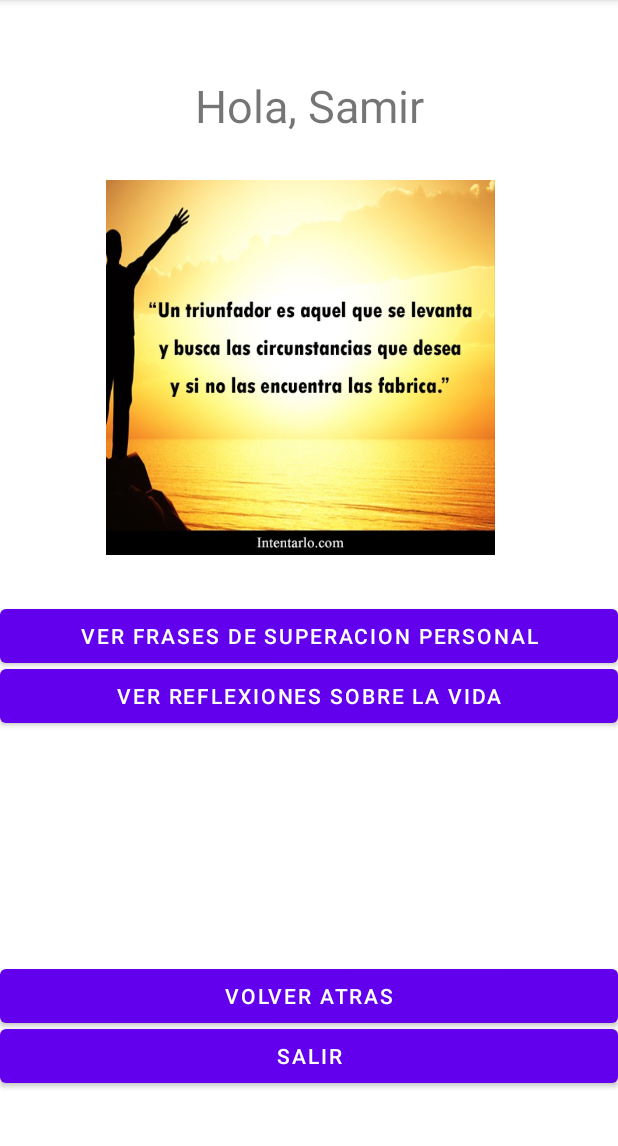
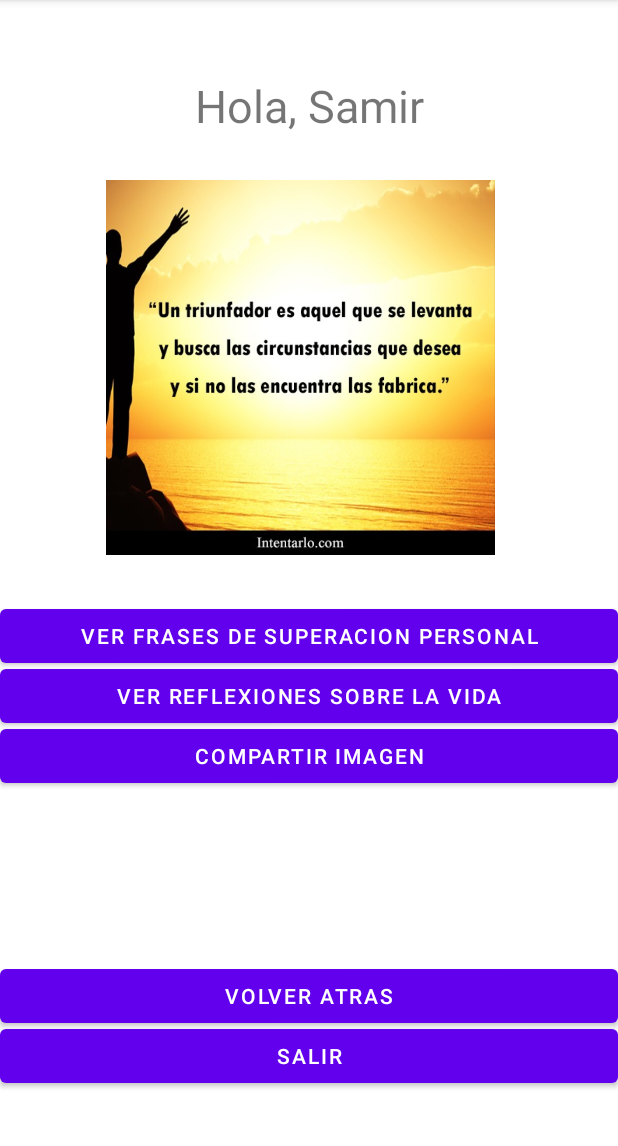
Before and after one commit to samilr/ImageGeneratorAndroid, an Android app: the screen it shows after launch (Images), after a tap on "VER REFLEXIONES SOBRE LA VIDA", on a phone screen of 412 x 824 dp, the part 84-1230 px from its top. Run offline under Robolectric (Android 15) with nearby library versions, the light colour scheme and no system bars; 3 statements that could not run were skipped; 1 other tap on this screen came first.

Commit message:
-Add Share imagen

```diff
--- a/app/src/main/java/com/example/tareaintent/Images.java
+++ b/app/src/main/java/com/example/tareaintent/Images.java
@@ -2,7 +2,11 @@ package com.example.tareaintent;
 
 import android.content.DialogInterface;
 import android.content.Intent;
+import android.graphics.Bitmap;
+import android.graphics.BitmapFactory;
+import android.net.Uri;
 import android.os.Bundle;
+import android.provider.MediaStore;
 import android.view.View;
 import android.widget.Button;
 import android.widget.ImageView;
@@ -11,12 +15,17 @@ import android.widget.TextView;
 import androidx.appcompat.app.AlertDialog;
 import androidx.appcompat.app.AppCompatActivity;
 
+import java.io.ByteArrayOutputStream;
 import java.util.Random;
 
 public class Images extends AppCompatActivity {
     Button btnGoBack, btnExitApp, btnShowReflexion, btnShowPersonalSuperation;
     TextView tvName;
     ImageView imgV;
+    String gender;
+    int[] menPhrases, womenPhrases, menRefletion, womenRefletion;
+    int imgSelected;
+    Random rand = new Random();
 
     @Override
     protected void onCreate(Bundle savedInstanceState) {
@@ -27,6 +36,12 @@ public class Images extends AppCompatActivity {
         Bundle getName = getIntent().getExtras();
         tvName.setText("Hola, "+ getName.getString("nombre"));
 
+        Bundle getGender = getIntent().getExtras();
+        gender = getGender.getString("gender");
+        menPhrases = new int[]{R.drawable.sh1, R.drawable.sh2, R.drawable.sh3, R.drawable.sh4, R.drawable.sh5, R.drawable.sh6, R.drawable.sh7, R.drawable.sh8, R.drawable.sh9, R.drawable.sh10};
+        womenPhrases = new int[]{R.drawable.s1, R.drawable.s2, R.drawable.s3, R.drawable.s4, R.drawable.s5, R.drawable.s6, R.drawable.s7, R.drawable.s8, R.drawable.s9, R.drawable.s10};
+        menRefletion = new int[]{R.drawable.rh1, R.drawable.rh2, R.drawable.rh3, R.drawable.rh4,R.drawable.rh5,R.drawable.rh6, R.drawable.rh7,R.drawable.rh8,R.drawable.rh9, R.drawable.rh10};
+        womenRefletion = new int[]{R.drawable.r1, R.drawable.r2, R.drawable.r3, R.drawable.r11,R.drawable.r5,R.drawable.r6, R.drawable.r7,R.drawable.r8,R.drawable.r9, R.drawable.r10};
     }
 
     public void component(){
@@ -37,11 +52,23 @@ public class Images extends AppCompatActivity {
         btnExitApp = findViewById(R.id.btnExitAppFromImg);
         imgV = findViewById(R.id.imgIMG);
     }
+    public void shareImages(View view) {
+        Bitmap b = BitmapFactory.decodeResource(getResources(),imgSelected);
+        Intent share = new Intent(Intent.ACTION_SEND);
+        share.setType("image/jpeg");
+        ByteArrayOutputStream bytes = new ByteArrayOutputStream();
+        b.compress(Bitmap.CompressFormat.JPEG, 100, bytes);
+        String path = MediaStore.Images.Media.insertImage(getContentResolver(), b, "Title", null);
+        Uri imageUri =  Uri.parse(path);
+        share.putExtra(Intent.EXTRA_STREAM, imageUri);
+        startActivity(Intent.createChooser(share, "Select"));
+    }
 
     public void goToInfoActivityFromImg(View view) {
         Intent intent = new Intent(this, UserInfo.class);
         startActivity(intent);
     }
+
     public void ExitAppFromUserImg(View view) {        final  AlertDialog.Builder builder = new AlertDialog.Builder(this);
         builder.setMessage("Estas seguro que quieres salir?")
                 .setPositiveButton("ok", new DialogInterface.OnClickListener() {
@@ -59,18 +86,14 @@ public class Images extends AppCompatActivity {
     }
 
     public void ShowPersonalPhrases(View view){
-        Bundle getGender = getIntent().getExtras();
-        String gender = getGender.getString("gender");
-        int[] menPhrases = {R.drawable.sh1, R.drawable.sh2, R.drawable.sh3, R.drawable.sh4,R.drawable.sh5,R.drawable.sh6, R.drawable.sh7,R.drawable.sh8,R.drawable.sh9, R.drawable.sh10};
-        int[] womenPhrases = {R.drawable.s1, R.drawable.s2, R.drawable.s3, R.drawable.s4,R.drawable.s5,R.drawable.s6, R.drawable.s7,R.drawable.s8,R.drawable.s9, R.drawable.s10};
-        Random rand = new Random();
-
         switch (gender) {
             case "Hombre":
-                imgV.setImageResource(menPhrases[rand.nextInt(menPhrases.length)]);
+                imgSelected = menPhrases[rand.nextInt(menPhrases.length)];
+                imgV.setImageResource(imgSelected);
                 break;
             case "Mujer":
-                imgV.setImageResource(womenPhrases[rand.nextInt(womenPhrases.length)]);
+                imgSelected = womenPhrases[rand.nextInt(womenPhrases.length)];
+                imgV.setImageResource(imgSelected);
                 break;
             default:
                 imgV.setImageResource(R.drawable.sh1);
@@ -78,18 +101,14 @@ public class Images extends AppCompatActivity {
     }
 
     public void ShowLifeRefletion(View view){
-        Bundle getGender = getIntent().getExtras();
-        String gender = getGender.getString("gender");
-        int[] menRefletion = {R.drawable.rh1, R.drawable.rh2, R.drawable.rh3, R.drawable.rh4,R.drawable.rh5,R.drawable.rh6, R.drawable.rh7,R.drawable.rh8,R.drawable.rh9, R.drawable.rh10};
-        int[] womenRefletion = {R.drawable.r1, R.drawable.r2, R.drawable.r3, R.drawable.r11,R.drawable.r5,R.drawable.r6, R.drawable.r7,R.drawable.r8,R.drawable.r9, R.drawable.r10};
-        Random rand = new Random();
-
         switch (gender) {
             case "Hombre":
-                imgV.setImageResource(menRefletion[rand.nextInt(menRefletion.length)]);
+                imgSelected = menRefletion[rand.nextInt(menRefletion.length)];
+                imgV.setImageResource(imgSelected);
                 break;
             case "Mujer":
-                imgV.setImageResource(womenRefletion[rand.nextInt(womenRefletion.length)]);
+                imgSelected = womenRefletion[rand.nextInt(womenRefletion.length)];
+                imgV.setImageResource(imgSelected);
                 break;
             default:
                 imgV.setImageResource(R.drawable.sh1);
--- a/app/src/main/res/layout/activity_images.xml
+++ b/app/src/main/res/layout/activity_images.xml
@@ -21,6 +21,16 @@
         android:layout_height="wrap_content"
         android:onClick="ShowLifeRefletion"
         android:text="Ver Reflexiones sobre la vida"
+        tools:layout_editor_absoluteX="151dp"
+        tools:layout_editor_absoluteY="212dp" />
+
+    <Button
+        android:id="@+id/btnShowPhrases2"
+        android:layout_width="match_parent"
+        android:layout_height="wrap_content"
+        android:layout_marginTop="480dp"
+        android:onClick="shareImages"
+        android:text="Compartir Imagen"
         tools:layout_editor_absoluteX="151dp"
         tools:layout_editor_absoluteY="212dp" />
 
```
